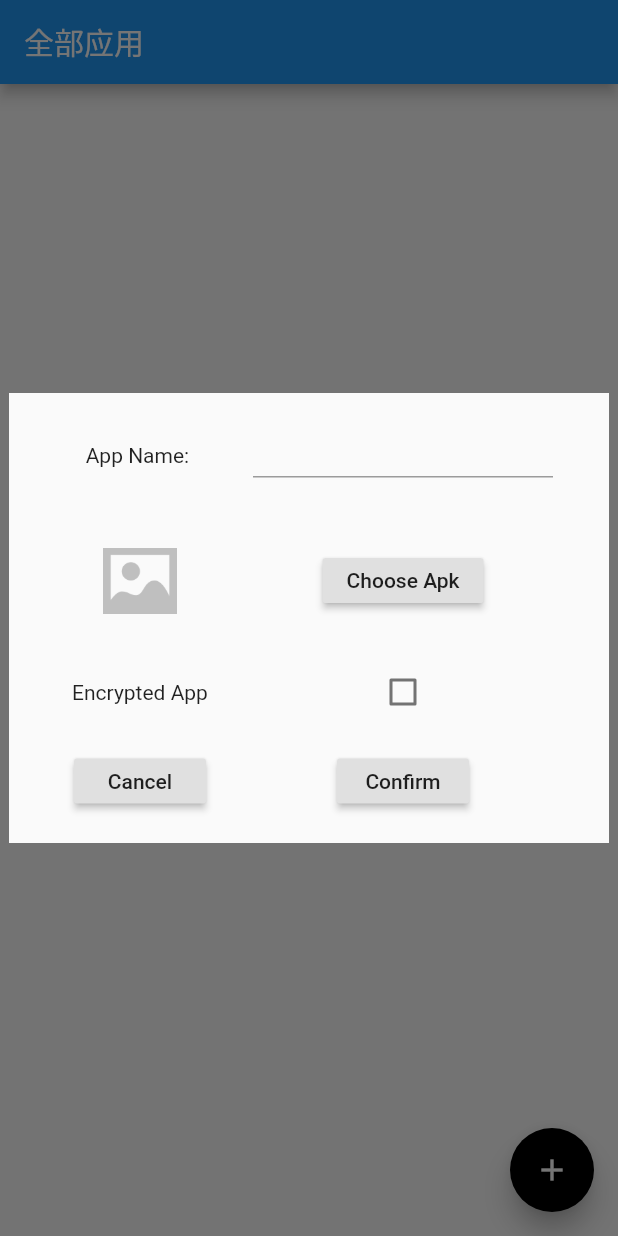
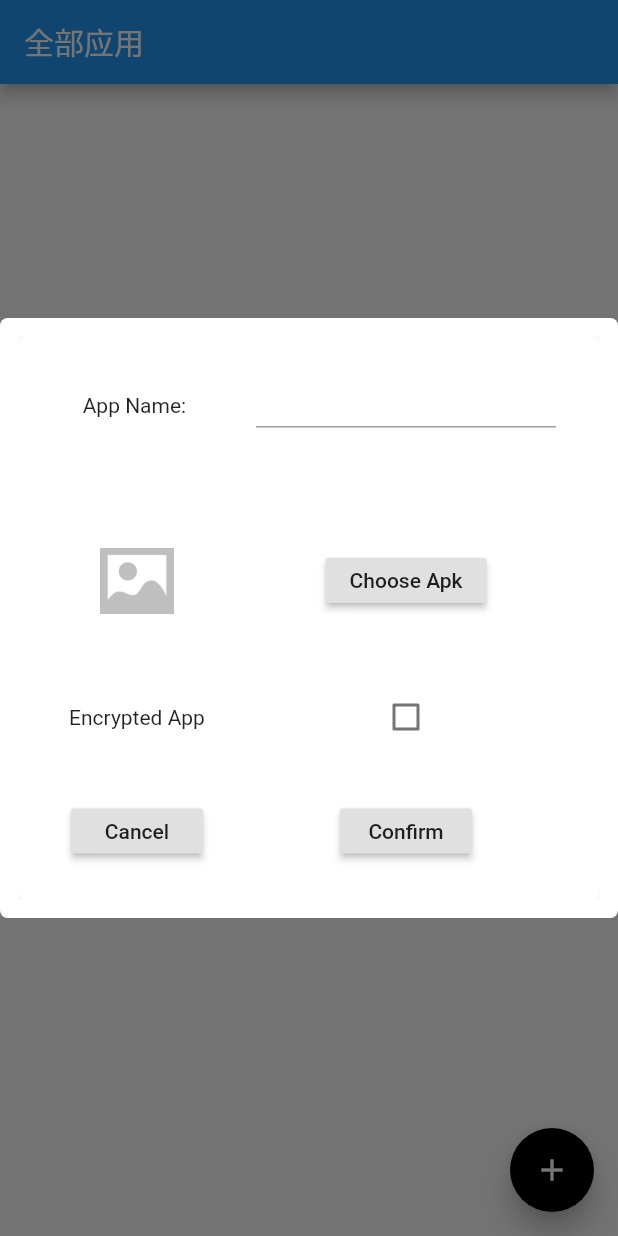
Before and after one commit to DaemonW/futter_demo, a Flutter app: the AppPage screen opened directly, after a tap on the "add" icon, on a phone screen of 412 x 824 dp. Run offline on Flutter 3.47's test engine with Material 2 defaults, Android fonts, the light colour scheme and no system bars; missing offline and left inert: dart:html, groovin_material_icons; network calls fail.

Commit message:
feat(*): UI tweaks

```diff
--- a/lib/main.dart
+++ b/lib/main.dart
@@ -10,6 +10,7 @@ class MyApp extends StatelessWidget {
   Widget build(BuildContext context) {
     // TODO: implement build
     return new MaterialApp(
+      title: 'VirtualStore',
       home:SplashPage()
     );
   }
--- a/lib/page/app_dialog.dart
+++ b/lib/page/app_dialog.dart
@@ -8,20 +8,19 @@ class AppDialog extends Dialog {
       //创建透明层
       type: MaterialType.transparency, //透明类型
       child: Center(
-        child: Container(
-          alignment: Alignment.center,
-          width: 400,
-          height: 300,
-          decoration: ShapeDecoration(
-              color: Color(0xFFFFFFFF),
-              shape: RoundedRectangleBorder(
-                  borderRadius: BorderRadius.all(
-                Radius.circular(8.0),
-              ))),
-          //margin: const EdgeInsets.all(12.0),
-          child: AppUploadPage()
+          child: Container(
+        alignment: Alignment.center,
+        constraints: BoxConstraints(maxHeight: 400, maxWidth: 500),
+        decoration: BoxDecoration(
+            color: Color(0xFFFFFFFF),
+            borderRadius: BorderRadius.circular(5.0)),
+        //margin: const EdgeInsets.all(12.0),
+        //child: AppUploadPage()),
+        child: Padding(
+          padding: EdgeInsets.all(12),
+          child: AppUploadPage(),
         ),
-      ),
+      )),
     );
   }
 }
--- a/lib/page/app_upload_page.dart
+++ b/lib/page/app_upload_page.dart
@@ -33,12 +33,11 @@ class _AppUploadState extends State<AppUploadPage> {
       child: Container(
         alignment: Alignment.center,
         decoration: ShapeDecoration(
-            //color: Color(0xFFFFFFFF),
+            color: Color(0xFFFFFFFF),
             shape: RoundedRectangleBorder(
                 borderRadius: BorderRadius.all(
           Radius.circular(8.0),
         ))),
-        margin: const EdgeInsets.all(12.0),
         child: Center(
           child: Column(
             mainAxisAlignment: MainAxisAlignment.spaceEvenly,
--- a/lib/widget/alter_dialog.dart
+++ b/lib/widget/alter_dialog.dart
@@ -153,6 +153,7 @@ class _CustomDialogState extends State<MyAlertDialog> {
           type: MaterialType.transparency,
           child: Center(
             child: Container(
+              constraints: BoxConstraints(maxWidth: 400),
               width: widget.image == null ? width - 100.0 : width - 150.0,
               height: 150.0,
               alignment: Alignment.center,
--- a/lib/widget/edit_dialog.dart
+++ b/lib/widget/edit_dialog.dart
@@ -183,6 +183,7 @@ class _CustomDialogState extends State<MyEditDialog> {
             type: MaterialType.transparency,
             child: Center(
               child: Container(
+                constraints: BoxConstraints(maxWidth: 400),
                 width: widget.image == null ? width - 100.0 : width - 150.0,
                 height: 150.0,
                 alignment: Alignment.center,
--- a/lib/widget/toast.dart
+++ b/lib/widget/toast.dart
@@ -53,14 +53,14 @@ class Toast {
   static _buildToastWidget() {
     return Center(
       child: Card(
-        color: Colors.black,
+        color: Color(0xff232323),
         child: Padding(
-          padding: EdgeInsets.symmetric(horizontal: 10.0, vertical: 5.0),
+          padding: EdgeInsets.symmetric(horizontal: 12.0, vertical: 8.0),
           child: Text(
             _msg,
             style: TextStyle(
               fontSize: 14.0,
-              color: Colors.white,
+              color: Color(0xffffffff),
             ),
           ),
         ),
```
